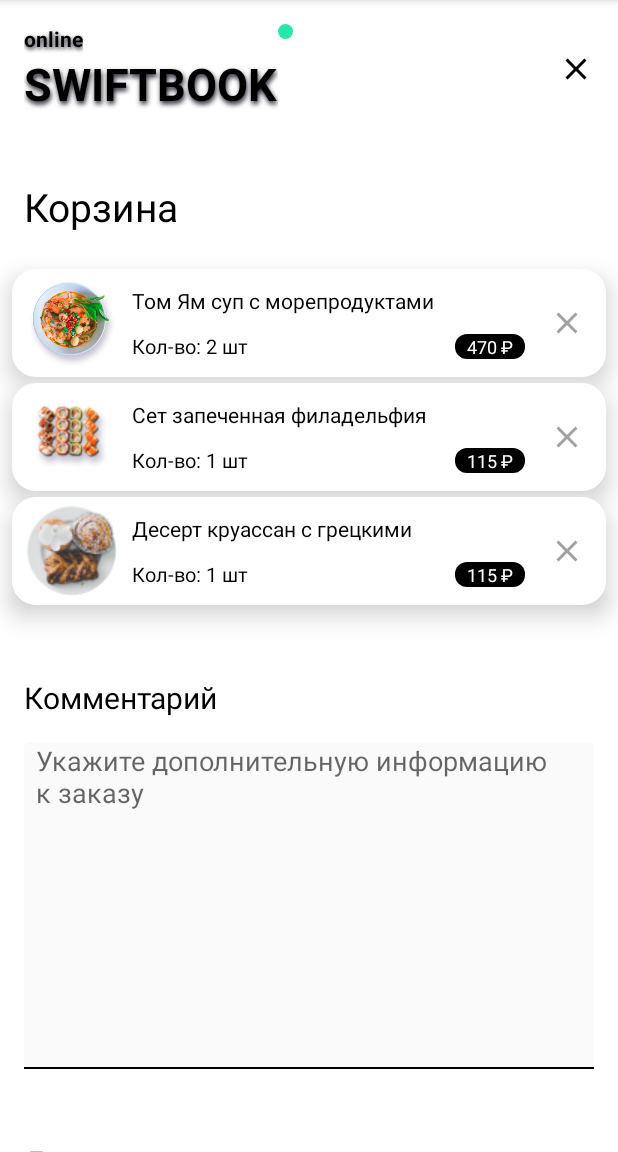
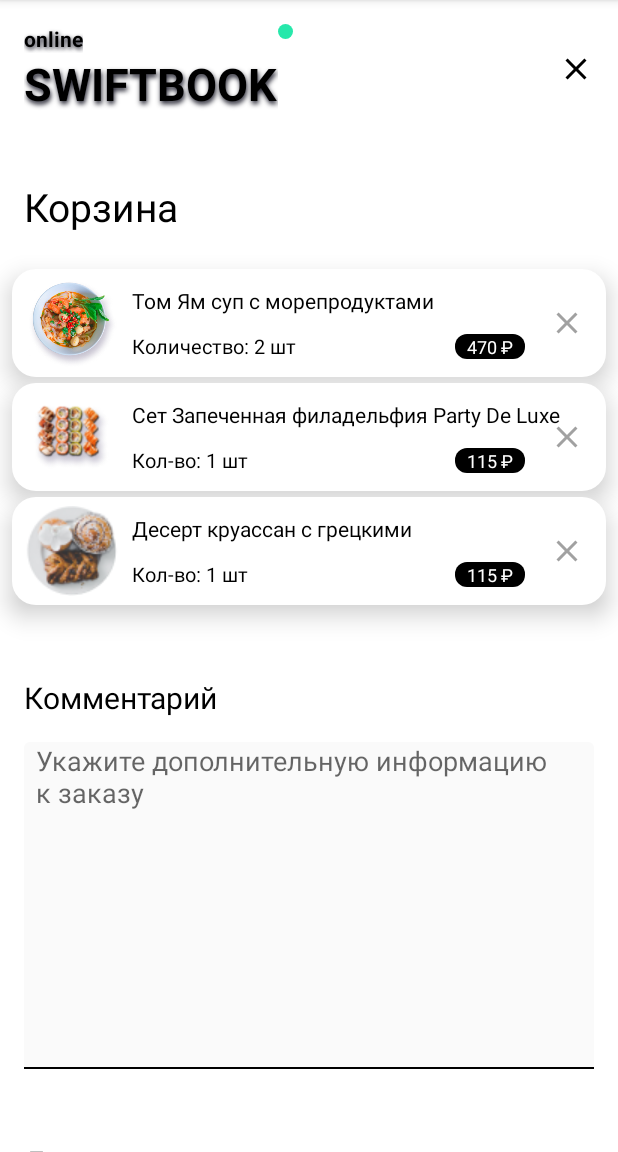
Before and after one commit to denisklopot/GoodFood, an Android app: the screen it shows after launch (MainActivity), on a phone screen of 412 x 824 dp, the part 84-1236 px from its top. Run offline under Robolectric (Android 15) with nearby library versions, the phone set to English and light mode, and no system bars.

Commit message:
change color and string

```diff
--- a/app/src/main/res/drawable/decoration_rounded_4.xml
+++ b/app/src/main/res/drawable/decoration_rounded_4.xml
@@ -3,5 +3,5 @@
     android:shape="rectangle">
     <corners android:topLeftRadius="4dp"
         android:topRightRadius="4dp" />
-    <solid android:color="#FAFAFA" />
+    <solid android:color="@color/hint_color" />
 </shape>
--- a/app/src/main/res/layout/activity_orders_list.xml
+++ b/app/src/main/res/layout/activity_orders_list.xml
@@ -1,29 +1,29 @@
 <?xml version="1.0" encoding="utf-8"?>
 <ScrollView xmlns:android="http://schemas.android.com/apk/res/android"
+    xmlns:app="http://schemas.android.com/apk/res-auto"
     xmlns:tools="http://schemas.android.com/tools"
+    android:id="@+id/svRoot"
     android:layout_width="match_parent"
     android:layout_height="match_parent"
-    android:background="@color/white"
-    xmlns:app="http://schemas.android.com/apk/res-auto"
-    android:id="@+id/svRoot">
+    android:background="@color/white">
 
     <androidx.constraintlayout.widget.ConstraintLayout
         android:layout_width="match_parent"
-        android:layout_height="wrap_content" >
+        android:layout_height="wrap_content">
 
         <TextView
             android:id="@+id/tvTitleFirstPart"
             android:layout_width="wrap_content"
             android:layout_height="wrap_content"
+            android:layout_marginStart="16dp"
             android:layout_marginTop="16dp"
-            android:layout_marginStart="16dp"
-            android:shadowColor="#262633"
+            android:shadowColor="@color/shadow_color"
             android:shadowDx="1"
             android:shadowDy="2"
             android:shadowRadius="3"
+            android:text="@string/title_first_part"
+            android:textColor="@color/black"
             android:textStyle="bold"
-            android:text="online"
-            android:textColor="#000000"
             app:layout_constraintStart_toStartOf="parent"
             app:layout_constraintTop_toTopOf="parent" />
 
@@ -31,16 +31,16 @@
             android:id="@+id/tvTitleSecondPart"
             android:layout_width="wrap_content"
             android:layout_height="wrap_content"
-            android:textSize="30sp"
             android:shadowColor="#262633"
             android:shadowDx="1"
             android:shadowDy="3"
             android:shadowRadius="4"
+            android:text="@string/title_second_part"
+            android:textColor="@color/black"
+            android:textSize="30sp"
             android:textStyle="bold"
-            android:text="SWIFTBOOK"
-            android:textColor="#000000"
-            app:layout_constraintTop_toBottomOf="@id/tvTitleFirstPart"
-            app:layout_constraintStart_toStartOf="@id/tvTitleFirstPart" />
+            app:layout_constraintStart_toStartOf="@id/tvTitleFirstPart"
+            app:layout_constraintTop_toBottomOf="@id/tvTitleFirstPart" />
 
         <ImageView
             android:id="@+id/ivCircle"
@@ -54,34 +54,34 @@
             android:id="@+id/ivCircleButton"
             android:layout_width="wrap_content"
             android:layout_height="wrap_content"
-            app:layout_constraintTop_toTopOf="@+id/ivCircle"
+            android:layout_marginEnd="16dp"
+            android:src="@drawable/ic_close_button"
             app:layout_constraintBottom_toBottomOf="@+id/tvTitleSecondPart"
             app:layout_constraintEnd_toEndOf="parent"
-            android:layout_marginEnd="16dp"
-            android:src="@drawable/ic_close_button" />
+            app:layout_constraintTop_toTopOf="@+id/ivCircle" />
 
         <TextView
             android:id="@+id/tvSecondTitle"
             android:layout_width="wrap_content"
             android:layout_height="wrap_content"
-            app:layout_constraintTop_toBottomOf="@id/tvTitleSecondPart"
             android:layout_marginTop="44dp"
+            android:text="@string/selected_items"
+            android:textColor="@color/black"
+            android:textSize="26sp"
             app:layout_constraintStart_toStartOf="@id/tvTitleSecondPart"
-            android:textColor="#000000"
-            android:textSize="26sp"
-            android:text="Корзина" />
+            app:layout_constraintTop_toBottomOf="@id/tvTitleSecondPart" />
 
         <androidx.constraintlayout.widget.ConstraintLayout
             android:id="@+id/clFirstDish"
             android:layout_width="match_parent"
             android:layout_height="wrap_content"
+            android:layout_marginStart="8dp"
             android:layout_marginTop="24dp"
-            android:layout_marginStart="8dp"
             android:layout_marginEnd="8dp"
             android:background="@drawable/decoration_rounded_shadowed_16"
             android:elevation="6dp"
             android:translationZ="4dp"
-            app:layout_constraintTop_toBottomOf="@id/tvSecondTitle" >
+            app:layout_constraintTop_toBottomOf="@id/tvSecondTitle">
 
             <ImageView
                 android:id="@+id/ivFirstDishPhoto"
@@ -101,7 +101,7 @@
                 android:layout_height="wrap_content"
                 android:layout_marginStart="8dp"
                 android:text="Том Ям суп с морепродуктами"
-                android:textColor="#000000"
+                android:textColor="@color/black"
                 android:textSize="14sp"
                 app:layout_constraintBottom_toTopOf="@+id/tvFirstDishCount"
                 app:layout_constraintStart_toEndOf="@id/ivFirstDishPhoto"
@@ -112,9 +112,9 @@
                 android:id="@+id/tvFirstDishCount"
                 android:layout_width="wrap_content"
                 android:layout_height="wrap_content"
-                android:textColor="#000000"
+                android:text="Количество: 2 шт"
+                android:textColor="@color/black"
                 android:textSize="13sp"
-                android:text="Кол-во: 2 шт"
                 app:layout_constraintBottom_toBottomOf="parent"
                 app:layout_constraintStart_toStartOf="@id/tvFirstDishName"
                 app:layout_constraintTop_toBottomOf="@+id/tvFirstDishName" />
@@ -124,13 +124,13 @@
                 android:layout_width="wrap_content"
                 android:layout_height="wrap_content"
                 android:layout_marginTop="4dp"
+                android:layout_marginEnd="16dp"
                 android:background="@drawable/decoration_background_filled_rounded_8"
                 android:paddingLeft="8dp"
                 android:paddingRight="8dp"
                 android:text="470 ₽"
                 android:textColor="@color/white"
                 android:textSize="12sp"
-                android:layout_marginEnd="16dp"
                 app:layout_constraintBaseline_toBaselineOf="@id/tvFirstDishCount"
                 app:layout_constraintEnd_toStartOf="@id/ivFirstDishCloseButton" />
 
@@ -140,10 +140,10 @@
                 android:layout_height="wrap_content"
                 android:layout_marginEnd="14dp"
                 android:src="@drawable/ic_close_button"
-                app:tint="#A1A1A1"
+                app:layout_constraintBottom_toBottomOf="parent"
+                app:layout_constraintEnd_toEndOf="parent"
                 app:layout_constraintTop_toTopOf="parent"
-                app:layout_constraintBottom_toBottomOf="parent"
-                app:layout_constraintEnd_toEndOf="parent" />
+                app:tint="@color/tint_color" />
 
         </androidx.constraintlayout.widget.ConstraintLayout>
 
@@ -151,13 +151,13 @@
             android:id="@+id/clSecondDish"
             android:layout_width="match_parent"
             android:layout_height="wrap_content"
+            android:layout_marginStart="8dp"
             android:layout_marginTop="4dp"
-            android:layout_marginStart="8dp"
             android:layout_marginEnd="8dp"
             android:background="@drawable/decoration_rounded_shadowed_16"
             android:elevation="6dp"
             android:translationZ="4dp"
-            app:layout_constraintTop_toBottomOf="@id/clFirstDish" >
+            app:layout_constraintTop_toBottomOf="@id/clFirstDish">
 
             <ImageView
                 android:id="@+id/ivSecondDishPhoto"
@@ -176,11 +176,11 @@
                 android:layout_width="wrap_content"
                 android:layout_height="wrap_content"
                 android:layout_marginStart="8dp"
+                android:ellipsize="end"
                 android:lines="1"
-                android:ellipsize="end"
-                android:textColor="#000000"
+                android:text="Сет Запеченная филадельфия Party De Luxe"
+                android:textColor="@color/black"
                 android:textSize="14sp"
-                android:text="Сет запеченная филадельфия"
                 app:layout_constraintBottom_toTopOf="@+id/tvSecondDishCount"
                 app:layout_constraintStart_toEndOf="@id/ivSecondDishPhoto"
                 app:layout_constraintTop_toTopOf="parent"
@@ -190,9 +190,9 @@
                 android:id="@+id/tvSecondDishCount"
                 android:layout_width="wrap_content"
                 android:layout_height="wrap_content"
-                android:textColor="#000000"
+                android:text="Кол-во: 1 шт"
+                android:textColor="@color/black"
                 android:textSize="13sp"
-                android:text="Кол-во: 1 шт"
                 app:layout_constraintBottom_toBottomOf="parent"
                 app:layout_constraintStart_toStartOf="@id/tvSecondDishName"
                 app:layout_constraintTop_toBottomOf="@+id/tvSecondDishName" />
@@ -202,13 +202,13 @@
                 android:layout_width="wrap_content"
                 android:layout_height="wrap_content"
                 android:layout_marginTop="4dp"
+                android:layout_marginEnd="16dp"
                 android:background="@drawable/decoration_background_filled_rounded_8"
                 android:paddingLeft="8dp"
                 android:paddingRight="8dp"
                 android:text="115 ₽"
                 android:textColor="@color/white"
                 android:textSize="12sp"
-                android:layout_marginEnd="16dp"
                 app:layout_constraintBaseline_toBaselineOf="@id/tvSecondDishCount"
                 app:layout_constraintEnd_toStartOf="@id/ivSecondDishCloseButton" />
 
@@ -218,10 +218,10 @@
                 android:layout_height="wrap_content"
                 android:layout_marginEnd="14dp"
                 android:src="@drawable/ic_close_button"
-                app:tint="#A1A1A1"
+                app:layout_constraintBottom_toBottomOf="parent"
+                app:layout_constraintEnd_toEndOf="parent"
                 app:layout_constraintTop_toTopOf="parent"
-                app:layout_constraintBottom_toBottomOf="parent"
-                app:layout_constraintEnd_toEndOf="parent" />
+                app:tint="@color/tint_color" />
 
         </androidx.constraintlayout.widget.ConstraintLayout>
 
@@ -229,13 +229,13 @@
             android:id="@+id/clThirdDish"
             android:layout_width="match_parent"
             android:layout_height="wrap_content"
+            android:layout_marginStart="8dp"
             android:layout_marginTop="4dp"
-            android:layout_marginStart="8dp"
             android:layout_marginEnd="8dp"
             android:background="@drawable/decoration_rounded_shadowed_16"
             android:elevation="6dp"
             android:translationZ="4dp"
-            app:layout_constraintTop_toBottomOf="@id/clSecondDish" >
+            app:layout_constraintTop_toBottomOf="@id/clSecondDish">
 
             <ImageView
                 android:id="@+id/ivThirdDishPhoto"
@@ -254,9 +254,9 @@
                 android:layout_width="wrap_content"
                 android:layout_height="wrap_content"
                 android:layout_marginStart="8dp"
-                android:textColor="#000000"
+                android:text="Десерт круассан с грецкими"
+                android:textColor="@color/black"
                 android:textSize="14sp"
-                android:text="Десерт круассан с грецкими"
                 app:layout_constraintBottom_toTopOf="@+id/tvThirdDishCount"
                 app:layout_constraintStart_toEndOf="@id/ivThirdDishPhoto"
                 app:layout_constraintTop_toTopOf="parent"
@@ -266,9 +266,9 @@
                 android:id="@+id/tvThirdDishCount"
                 android:layout_width="wrap_content"
                 android:layout_height="wrap_content"
-                android:textColor="#000000"
+                android:text="Кол-во: 1 шт"
+                android:textColor="@color/black"
                 android:textSize="13sp"
-                android:text="Кол-во: 1 шт"
                 app:layout_constraintBottom_toBottomOf="parent"
                 app:layout_constraintStart_toStartOf="@id/tvThirdDishName"
                 app:layout_constraintTop_toBottomOf="@+id/tvThirdDishName" />
@@ -278,13 +278,13 @@
                 android:layout_width="wrap_content"
                 android:layout_height="wrap_content"
                 android:layout_marginTop="4dp"
+                android:layout_marginEnd="16dp"
                 android:background="@drawable/decoration_background_filled_rounded_8"
                 android:paddingLeft="8dp"
                 android:paddingRight="8dp"
                 android:text="115 ₽"
                 android:textColor="@color/white"
                 android:textSize="12sp"
-                android:layout_marginEnd="16dp"
                 app:layout_constraintBaseline_toBaselineOf="@id/tvThirdDishCount"
                 app:layout_constraintEnd_toStartOf="@id/ivThirdDishCloseButton" />
 
@@ -294,10 +294,10 @@
                 android:layout_height="wrap_content"
                 android:layout_marginEnd="14dp"
                 android:src="@drawable/ic_close_button"
-                app:tint="#A1A1A1"
+                app:layout_constraintBottom_toBottomOf="parent"
+                app:layout_constraintEnd_toEndOf="parent"
                 app:layout_constraintTop_toTopOf="parent"
-                app:layout_constraintBottom_toBottomOf="parent"
-                app:layout_constraintEnd_toEndOf="parent" />
+                app:tint="@color/tint_color" />
 
         </androidx.constraintlayout.widget.ConstraintLayout>
 
@@ -307,24 +307,24 @@
             android:layout_height="wrap_content"
             android:layout_marginStart="16dp"
             android:layout_marginTop="48dp"
-            android:text="Комментарий"
-            android:textColor="#000000"
+            android:text="@string/comment_order"
+            android:textColor="@color/black"
             android:textSize="20sp"
-            app:layout_constraintTop_toBottomOf="@id/clThirdDish"
-            app:layout_constraintStart_toStartOf="parent"/>
+            app:layout_constraintStart_toStartOf="parent"
+            app:layout_constraintTop_toBottomOf="@id/clThirdDish" />
 
         <EditText
             android:id="@+id/etCommentField"
             android:layout_width="match_parent"
             android:layout_height="wrap_content"
+            android:layout_marginStart="16dp"
             android:layout_marginTop="16dp"
-            android:layout_marginStart="16dp"
             android:layout_marginEnd="16dp"
             android:background="@drawable/decoration_rounded_4"
             android:gravity="top"
+            android:hint="@string/comment_write"
             android:minLines="10"
             android:paddingLeft="8dp"
-            android:hint="Укажите дополнительную информацию \nк заказу"
             app:layout_constraintStart_toStartOf="parent"
             app:layout_constraintTop_toBottomOf="@id/tvComments" />
 
@@ -336,64 +336,64 @@
             android:layout_marginEnd="16dp"
             android:background="@color/black"
             app:layout_constraintStart_toStartOf="parent"
-            app:layout_constraintTop_toBottomOf="@id/etCommentField"/>
+            app:layout_constraintTop_toBottomOf="@id/etCommentField" />
 
         <TextView
             android:id="@+id/tvAdditionally"
             android:layout_width="wrap_content"
             android:layout_height="wrap_content"
+            android:layout_marginStart="16dp"
             android:layout_marginTop="48dp"
-            android:layout_marginStart="16dp"
-            android:text="Дополнительно"
+            android:text="@string/service"
+            android:textColor="@color/black"
             android:textSize="20sp"
-            android:textColor="#000000"
             app:layout_constraintStart_toStartOf="parent"
-            app:layout_constraintTop_toBottomOf="@id/tvLinesEndCommentField"/>
+            app:layout_constraintTop_toBottomOf="@id/tvLinesEndCommentField" />
 
         <androidx.appcompat.widget.SwitchCompat
             android:id="@+id/scPickUpService"
             android:layout_width="match_parent"
             android:layout_height="wrap_content"
+            android:layout_marginStart="16dp"
             android:layout_marginTop="24dp"
-            android:layout_marginStart="16dp"
             android:layout_marginEnd="16dp"
+            android:text="@string/service_pickup"
+            android:textColor="@color/black"
             android:textSize="16sp"
-            android:textColor="#000000"
-            android:text="Самовывоз"
+            app:layout_constraintEnd_toEndOf="parent"
             app:layout_constraintStart_toStartOf="parent"
-            app:layout_constraintEnd_toEndOf="parent"
             app:layout_constraintTop_toBottomOf="@id/tvAdditionally" />
 
         <RadioGroup
             android:id="@+id/rgPaymentMethods"
-            app:layout_constraintTop_toBottomOf="@+id/scPickUpService"
             android:layout_width="match_parent"
-            android:layout_height="wrap_content" >
+            android:layout_height="wrap_content"
+            app:layout_constraintTop_toBottomOf="@+id/scPickUpService">
 
             <RadioButton
                 android:id="@+id/rbCashPayment"
                 android:layout_width="match_parent"
                 android:layout_height="wrap_content"
+                android:layout_marginStart="16dp"
                 android:layout_marginTop="1dp"
-                android:layout_marginStart="16dp"
                 android:layout_marginEnd="16dp"
+                android:layoutDirection="rtl"
+                android:text="@string/service_payment_card"
+                android:textColor="@color/black"
                 android:textSize="16sp"
-                android:textColor="#000000"
-                android:text="Оплата картой"
-                android:layoutDirection="rtl"
-                app:layout_constraintTop_toBottomOf="@+id/scPickUpService"/>
+                app:layout_constraintTop_toBottomOf="@+id/scPickUpService" />
 
             <RadioButton
                 android:layout_width="match_parent"
                 android:layout_height="wrap_content"
+                android:layout_marginStart="16dp"
                 android:layout_marginTop="1dp"
-                android:layout_marginStart="16dp"
                 android:layout_marginEnd="16dp"
+                android:layoutDirection="rtl"
+                android:text="@string/service_payment_cash"
+                android:textColor="@color/black"
                 android:textSize="16sp"
-                android:textColor="#000000"
-                android:text="Оплата наличными"
-                android:layoutDirection="rtl"
-                app:layout_constraintTop_toBottomOf="@+id/rbCashPayment"/>
+                app:layout_constraintTop_toBottomOf="@+id/rbCashPayment" />
         </RadioGroup>
 
         <androidx.appcompat.widget.AppCompatButton
@@ -406,8 +406,8 @@
             android:paddingTop="16dp"
             android:paddingRight="70dp"
             android:paddingBottom="16dp"
-            android:text="ЗАКАЗАТЬ"
-            android:textColor="#000000"
+            android:text="@string/order_complete"
+            android:textColor="@color/black"
             android:textSize="14sp"
             app:layout_constraintBottom_toBottomOf="parent"
             app:layout_constraintEnd_toEndOf="parent"
--- a/app/src/main/res/values/colors.xml
+++ b/app/src/main/res/values/colors.xml
@@ -7,4 +7,7 @@
     <color name="teal_700">#FF018786</color>
     <color name="black">#FF000000</color>
     <color name="white">#FFFFFFFF</color>
+    <color name="shadow_color">#262633</color>
+    <color name="tint_color">#A1A1A1</color>
+    <color name="hint_color">#FAFAFA</color>
 </resources>
--- /dev/null
+++ b/app/src/main/res/values/strings_orders_list.xml
@@ -0,0 +1,13 @@
+<?xml version="1.0" encoding="utf-8"?>
+<resources>
+    <string name="title_first_part">online</string>
+    <string name="title_second_part">SWIFTBOOK</string>
+    <string name="selected_items">Корзина</string>
+    <string name="comment_order">Комментарий</string>
+    <string name="comment_write">Укажите дополнительную информацию \nк заказу</string>
+    <string name="service">Дополнительно</string>
+    <string name="service_pickup">Самовывоз</string>
+    <string name="service_payment_card">Оплата картой</string>
+    <string name="service_payment_cash">Оплата наличными</string>
+    <string name="order_complete">ЗАКАЗАТЬ</string>
+</resources>
```
